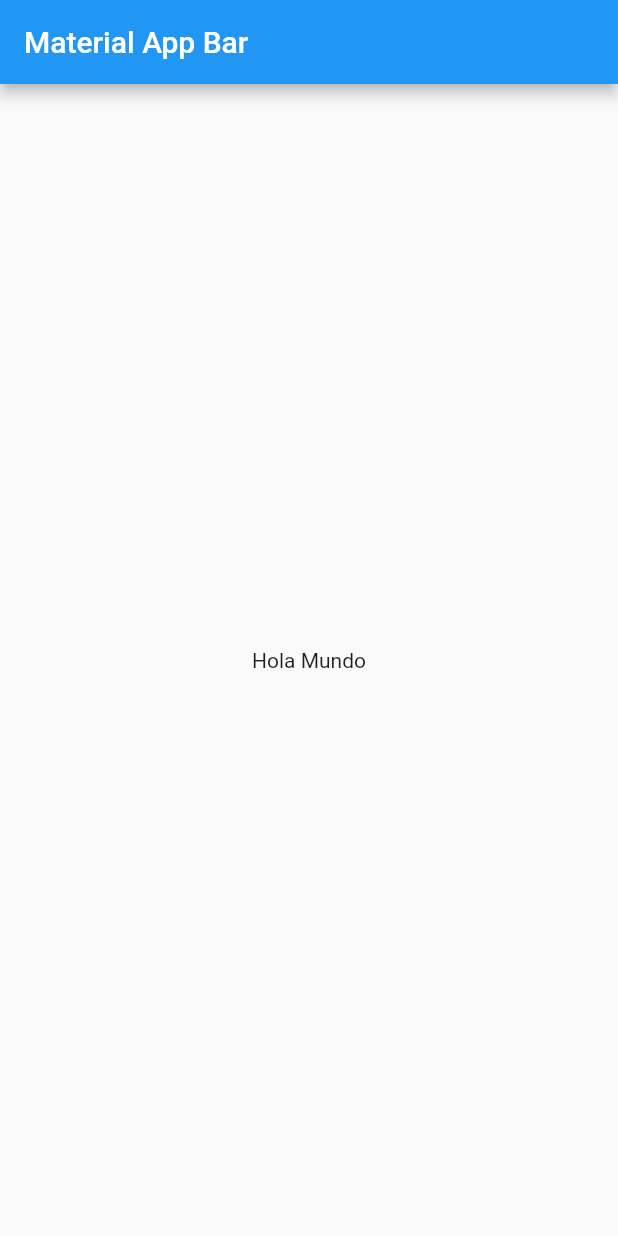
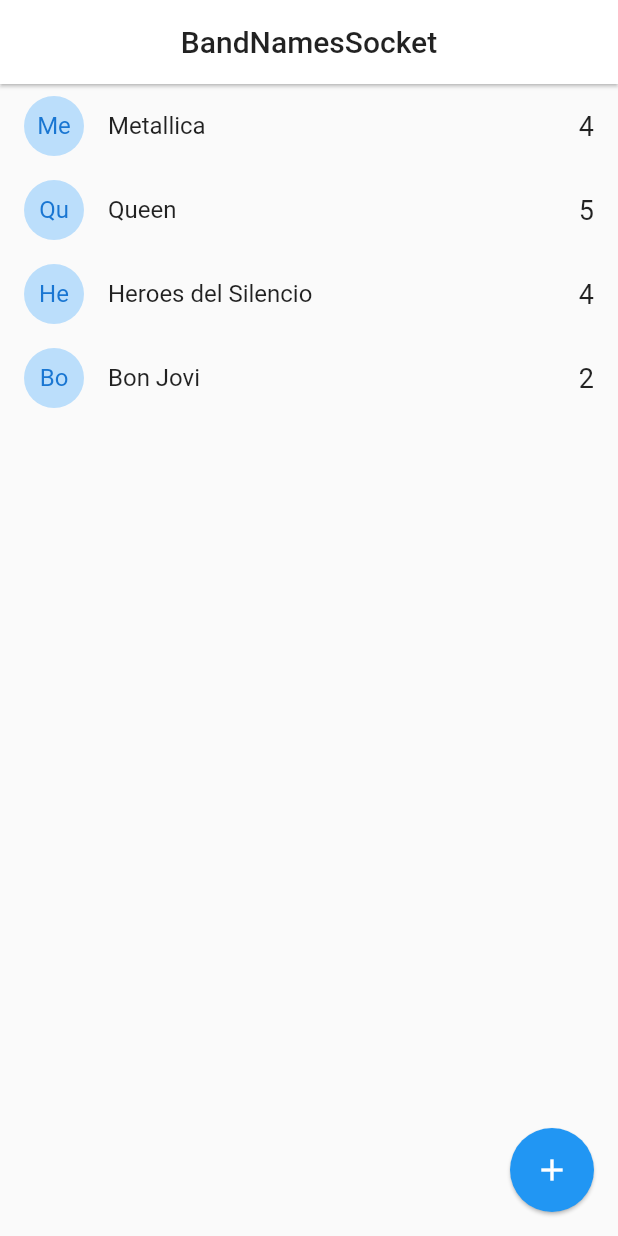
Before and after one commit to christianmagdiel/FlutterAvanzado, a Flutter app: the screen it shows after launch, on a phone screen of 412 x 824 dp. Run offline on Flutter 3.47's test engine with Material 2 defaults, Android fonts, the phone set to English and light mode, and no system bars.

Commit message:
Creacion de proyecto de bandas con socket integrado.

```diff
--- a/band_names/lib/main.dart
+++ b/band_names/lib/main.dart
@@ -1,4 +1,5 @@
 import 'package:flutter/material.dart';
+import 'package:band_names/pages/home.dart';
 
 void main() => runApp(MyApp());
 
@@ -6,17 +7,12 @@
   @override
   Widget build(BuildContext context) {
     return MaterialApp(
+      debugShowCheckedModeBanner: false,
       title: 'Material App',
-      home: Scaffold(
-        appBar: AppBar(
-          title: Text('Material App Bar'),
-        ),
-        body: Center(
-          child: Container(
-            child: Text('Hola Mundo'),
-          ),
-        ),
-      ),
+     initialRoute: 'home',
+     routes: {
+       'home' : (_) => HomePage()
+     },
     );
   }
 }
--- /dev/null
+++ b/band_names/lib/models/band.dart
@@ -0,0 +1,14 @@
+class Band {
+  String id;
+  String name;
+  int votes;
+
+  Band({this.id, this.name, this.votes});
+
+  factory Band.fromMap(Map<String, dynamic> obj)
+  => Band(
+    id: obj['id'],
+    name: obj['name'],
+    votes: obj['votes']
+  );
+}
--- /dev/null
+++ b/band_names/lib/pages/home.dart
@@ -0,0 +1,133 @@
+import 'dart:io';
+
+import 'package:band_names/models/band.dart';
+import 'package:flutter/cupertino.dart';
+import 'package:flutter/material.dart';
+
+class HomePage extends StatefulWidget {
+  @override
+  _HomePageState createState() => _HomePageState();
+}
+
+class _HomePageState extends State<HomePage> {
+  List<Band> bands = [
+    Band(id: '1', name: 'Metallica', votes: 4),
+    Band(id: '2', name: 'Queen', votes: 5),
+    Band(id: '3', name: 'Heroes del Silencio', votes: 4),
+    Band(id: '4', name: 'Bon Jovi', votes: 2),
+  ];
+
+  @override
+  Widget build(BuildContext context) {
+    return Scaffold(
+        appBar: AppBar(
+          centerTitle: true,
+          elevation: 1,
+          title: Text(
+            'BandNamesSocket',
+            style: TextStyle(color: Colors.black87),
+          ),
+          backgroundColor: Colors.white,
+        ),
+        body: ListView.builder(
+            itemCount: bands.length,
+            itemBuilder: (context, i) => _bandTitle(bands[i])),
+        floatingActionButton: FloatingActionButton(
+          child: Icon(Icons.add),
+          elevation: 1,
+          onPressed: addNewBand,
+        ));
+  }
+
+  Widget _bandTitle(Band band) {
+    return Dismissible(
+      key: Key(band.id),
+      direction: DismissDirection.startToEnd,
+      onDismissed: (direction) {
+        print('object $direction');
+      },
+      background: Container(
+        padding: EdgeInsets.only(left: 8.0),
+        color: Colors.red,
+        child: Align(
+          child: Text('Delete Band',
+          style: TextStyle(color: Colors.white),),
+          alignment: Alignment.centerLeft,
+          ),
+      ),
+      child: ListTile(
+        leading: CircleAvatar(
+          child: Text(band.name.substring(0, 2)),
+          backgroundColor: Colors.blue[100],
+        ),
+        title: Text(band.name),
+        trailing: Text(
+          '${band.votes}',
+          style: TextStyle(fontSize: 18),
+        ),
+        onTap: () {
+          print(band.name);
+        },
+      ),
+    );
+  }
+
+  addNewBand() {
+    final texController = new TextEditingController();
+
+    if (Platform.isAndroid) {
+      return showDialog(
+        context: context,
+        builder: (context) {
+          return AlertDialog(
+            title: Text('New band name:'),
+            content: TextField(
+              controller: texController,
+            ),
+            actions: <Widget>[
+              MaterialButton(
+                  elevation: 5,
+                  child: Text('ADD'),
+                  textColor: Colors.blue,
+                  onPressed: () => addBandToList(texController.text))
+            ],
+          );
+        },
+      );
+    }
+
+    showCupertinoDialog(
+      context: context,
+      builder: (context) {
+        return CupertinoAlertDialog(
+          title: Text('New band name:'),
+          content: CupertinoTextField(
+            controller: texController,
+          ),
+          actions: <Widget>[
+            CupertinoDialogAction(
+              isDefaultAction: true,
+              child: Text('Add'),
+              onPressed: () => addBandToList(texController.text),
+            ),
+            CupertinoDialogAction(
+              isDestructiveAction: true,
+              child: Text('Cerrar'),
+              onPressed: () => Navigator.pop(context),
+            )
+          ],
+        );
+      },
+    );
+  }
+
+  void addBandToList(String name) {
+    if (name.length > 1) {
+      this
+          .bands
+          .add(new Band(id: DateTime.now().toString(), name: name, votes: 0));
+      setState(() {});
+    }
+    Navigator.pop(context);
+  }
+}
```
Also changed, not shown: band_names_server/package.json (added, +18 -0 lines), band_names_server/package-lock.json (added), 3 other files.
